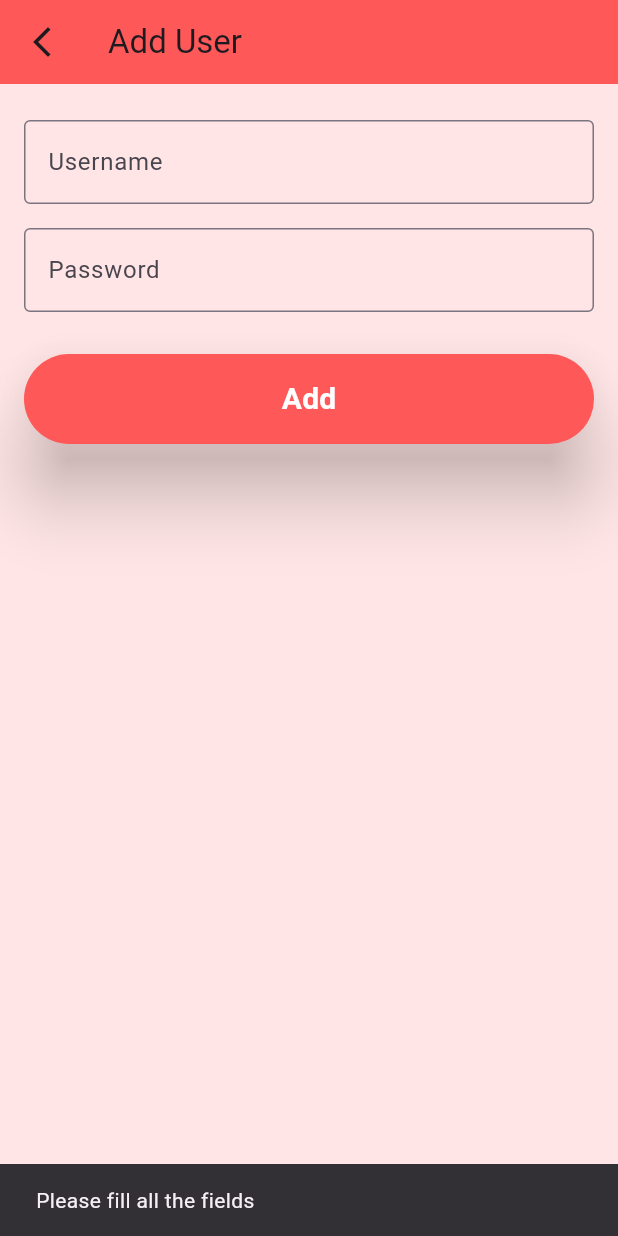
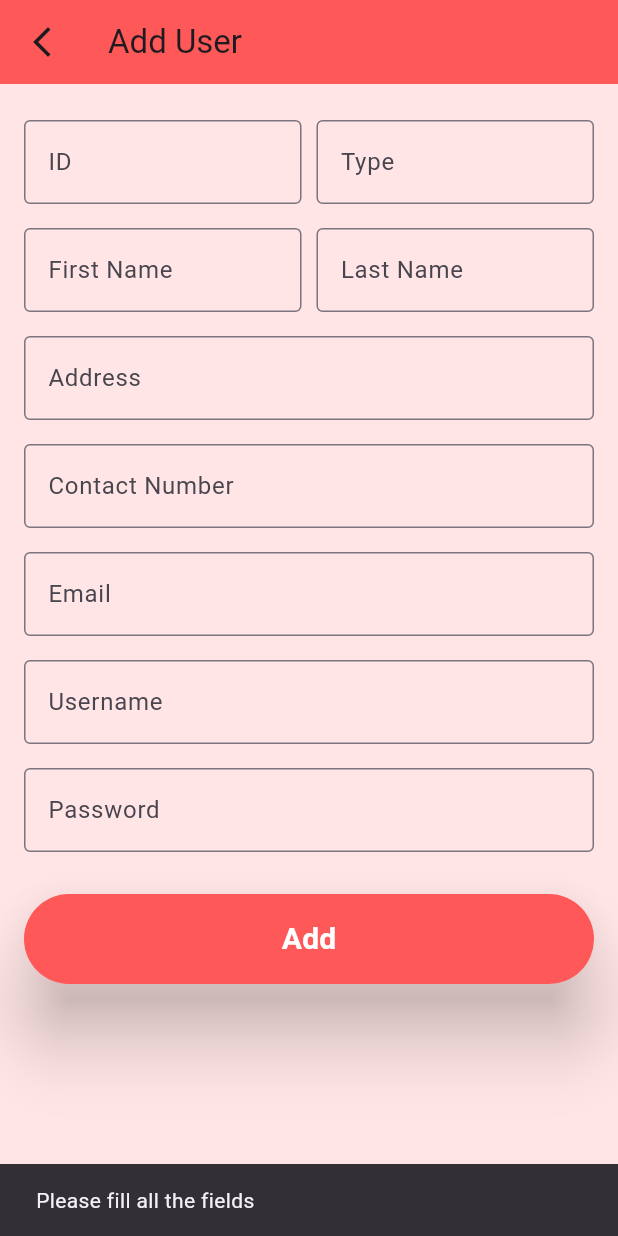
Before and after one commit to MoAlmubarak/ICS321-Database_project, a Flutter app: the AddUserPage screen opened directly, after a tap on "Add", on a phone screen of 412 x 824 dp. Run offline on Flutter 3.47's test engine with Material 3 defaults, Android fonts, the phone set to English and light mode, and no system bars; our stand-ins replace sqflite; accounts and stored records are empty.

Commit message:
redesign add_user_page and added a type attribute to Person table

```diff
--- a/donate_blood/lib/Database/data_getter.dart
+++ b/donate_blood/lib/Database/data_getter.dart
@@ -15,6 +15,11 @@ class DataGetter {
   Future<List<Map<String, dynamic>>> getPatientInfos() async {
     final db = await instance.database;
     return await db.query('PatientInfo');
+  }
+
+  Future<List<Map<String, dynamic>>> getPersons() async {
+    final db = await instance.database;
+    return await db.query('Person');
   }
 
   Future<List<Map<String, dynamic>>> getDonors() async {
--- a/donate_blood/lib/admin_pages/homePages/donor_recipient_page.dart
+++ b/donate_blood/lib/admin_pages/homePages/donor_recipient_page.dart
@@ -134,7 +134,7 @@ class DRPage extends StatelessWidget {
     return Container(
       margin: const EdgeInsets.symmetric(vertical: 10),
       width: 300,
-      height: 70,
+      height: 60,
       child: ElevatedButton(
         onPressed: onPressed,
         style: ElevatedButton.styleFrom(
--- a/donate_blood/lib/admin_pages/homePages/home_page.dart
+++ b/donate_blood/lib/admin_pages/homePages/home_page.dart
@@ -120,7 +120,7 @@ class HomePage extends StatelessWidget {
     return Container(
       margin: const EdgeInsets.symmetric(vertical: 10),
       width: 300,
-      height: 70,
+      height: 60,
       child: ElevatedButton(
         onPressed: onPressed,
         style: ElevatedButton.styleFrom(
--- a/donate_blood/lib/admin_pages/homePages/user_page.dart
+++ b/donate_blood/lib/admin_pages/homePages/user_page.dart
@@ -110,7 +110,7 @@ class UserPage extends StatelessWidget {
     return Container(
       margin: const EdgeInsets.symmetric(vertical: 10),
       width: 300,
-      height: 70,
+      height: 60,
       child: ElevatedButton(
         onPressed: onPressed,
         style: ElevatedButton.styleFrom(
--- a/donate_blood/lib/admin_pages/users_pages/add_user_page.dart
+++ b/donate_blood/lib/admin_pages/users_pages/add_user_page.dart
@@ -1,3 +1,4 @@
+import 'package:donate_blood/Database/sql.dart';
 import 'package:flutter/material.dart';
 import 'package:flutter/services.dart';
 
@@ -7,6 +8,13 @@ class AddUserPage extends StatelessWidget {
   @override
   Widget build(BuildContext context) {
     // Create controllers for each text field
+    final idController = TextEditingController();
+    final typeController = TextEditingController();
+    final firstNameController = TextEditingController();
+    final lastNameController = TextEditingController();
+    final addressController = TextEditingController();
+    final contactNumberController = TextEditingController();
+    final emailController = TextEditingController();
     final usernameController = TextEditingController();
     final passwordController = TextEditingController();
 
@@ -25,17 +33,82 @@ class AddUserPage extends StatelessWidget {
       backgroundColor: const Color.fromRGBO(255, 229, 229, 1.0),
       body: Padding(
         padding: const EdgeInsets.all(16.0),
+        child: SingleChildScrollView(
+          reverse: true,
           child: Column(
             crossAxisAlignment: CrossAxisAlignment.stretch,
             children: [
-            _buildTextField('Username', controller: usernameController),
-            _buildTextField('Password', controller: passwordController),
+              Row(
+                children: [
+                  Expanded(
+                    child: _buildTextField(
+                        'ID', [FilteringTextInputFormatter.digitsOnly],
+                        controller: idController),
+                  ),
+                  const SizedBox(width: 10),
+                  Expanded(
+                    child: _buildTextField(
+                        'Type',
+                        [
+                          FilteringTextInputFormatter.allow(RegExp(r'[a-zA-Z]'))
+                        ],
+                        controller: typeController),
+                  ),
+                ],
+              ),
+              Row(
+                children: [
+                  Expanded(
+                    child: _buildTextField(
+                        'First Name',
+                        [
+                          FilteringTextInputFormatter.allow(RegExp(r'[a-zA-Z]'))
+                        ],
+                        controller: firstNameController),
+                  ),
+                  const SizedBox(width: 10),
+                  Expanded(
+                    child: _buildTextField(
+                        'Last Name',
+                        [
+                          FilteringTextInputFormatter.allow(RegExp(r'[a-zA-Z]'))
+                        ],
+                        controller: lastNameController),
+                  ),
+                ],
+              ),
+              _buildTextField('Address',
+                  [FilteringTextInputFormatter.allow(RegExp(r'[a-zA-Z0-9]'))],
+                  controller: addressController),
+              _buildTextField(
+                  'Contact Number',
+                  [
+                    FilteringTextInputFormatter.digitsOnly,
+                    LengthLimitingTextInputFormatter(10) // Limit to 10 digits
+                  ],
+                  controller: contactNumberController),
+              _buildTextField('Email', [], controller: emailController),
+              _buildTextField('Username', [], controller: usernameController),
+              _buildTextField('Password', [], controller: passwordController),
               const SizedBox(height: 20),
               ElevatedButton(
                 onPressed: () {
-                if (_areAllFieldsFilled(
-                    [usernameController, passwordController])) {
+                  if (_areAllFieldsFilled([
+                    idController,
+                    typeController,
+                    firstNameController,
+                    lastNameController,
+                    addressController,
+                    contactNumberController,
+                    emailController,
+                    usernameController,
+                    passwordController
+                  ])) {
+                    // for adding a user.
+                    _addUser;
+
                     _showSnackBar(context);
+
                     Future.delayed(const Duration(seconds: 2), () {
                       Navigator.pop(context);
                     });
@@ -66,14 +139,17 @@ class AddUserPage extends StatelessWidget {
             ],
           ),
         ),
+      ),
     );
   }
 
-  Widget _buildTextField(String labelText,
+  Widget _buildTextField(
+      String labelText, List<TextInputFormatter>? inputFormatters,
       {required TextEditingController controller}) {
     return Padding(
       padding: const EdgeInsets.symmetric(vertical: 8.0),
       child: TextField(
+        inputFormatters: inputFormatters,
         decoration: InputDecoration(
           labelText: labelText,
           border: const OutlineInputBorder(),
@@ -105,4 +181,12 @@ class AddUserPage extends StatelessWidget {
   bool _areAllFieldsFilled(List<TextEditingController> controllers) {
     return controllers.every((controller) => controller.text.isNotEmpty);
   }
+
+  void _addUser() {
+    final HospitalDatabase database = HospitalDatabase.instance;
+
+    // Map person = {}
+
+    // database.insertPerson(person);
   }
+}
```
Also changed, not shown: donate_blood/lib/Database/mydatabase.dart (deleted, +0 -42 lines), donate_blood/lib/Database/sql.dart (+14 -13 lines), donate_blood/lib/admin_pages/dore_pages/adding_d_r_page.dart (+37 -7 lines), donate_blood/lib/d_r_pages/user_page_dr.dart (+15 -5 lines). Lines whose indentation alone changed are shown as unchanged.
